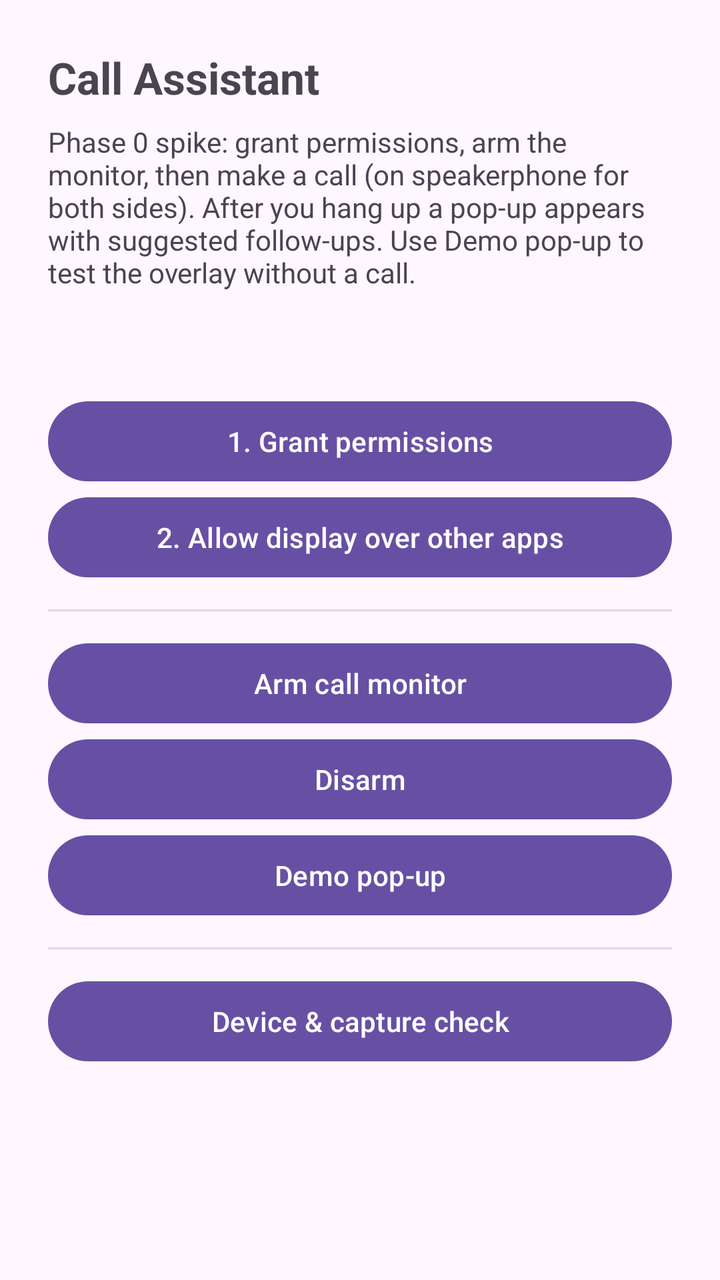
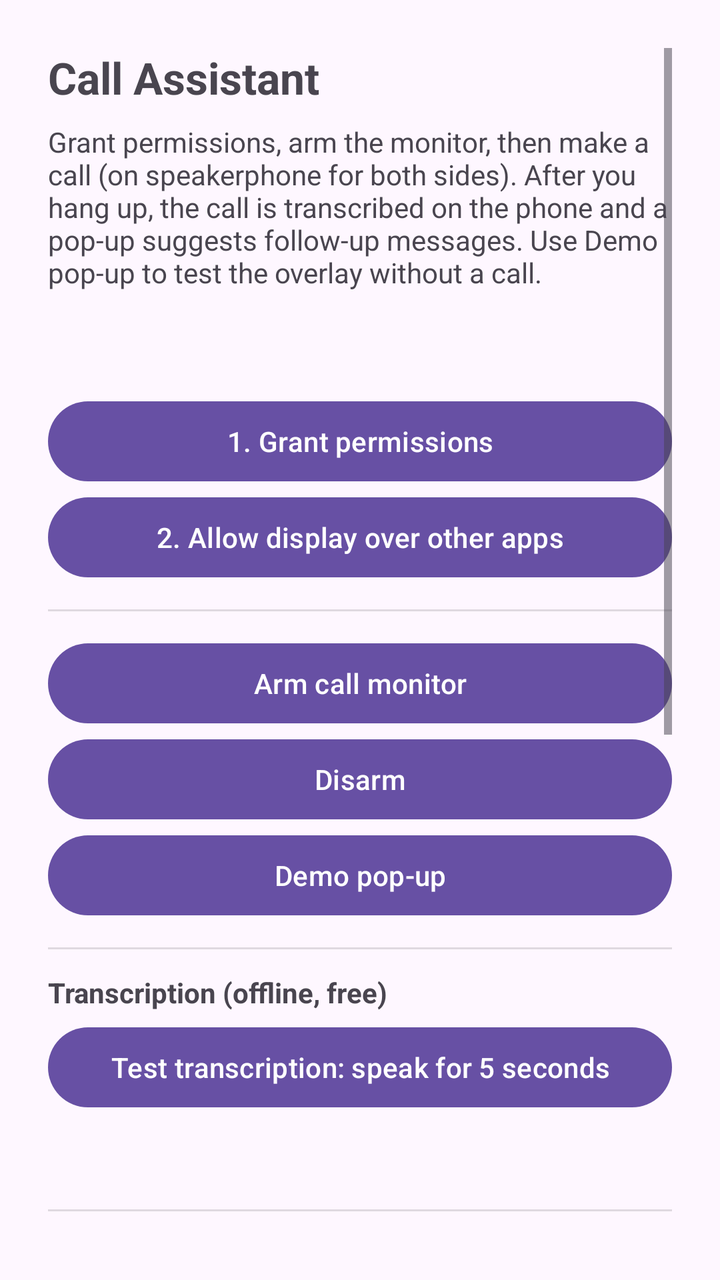

Screens rendered from an Android XML layout before and after an edit, with the pre-edit source and the edit as a unified diff.
<!-- AndroidManifest.xml: application theme Theme.CallAssistant -->
<!-- res/layout/activity_main.xml -->
<?xml version="1.0" encoding="utf-8"?>
<ScrollView xmlns:android="http://schemas.android.com/apk/res/android"
    android:layout_width="match_parent"
    android:layout_height="match_parent"
    android:padding="24dp">

    <LinearLayout
        android:layout_width="match_parent"
        android:layout_height="wrap_content"
        android:orientation="vertical">

        <TextView
            android:layout_width="match_parent"
            android:layout_height="wrap_content"
            android:text="@string/app_name"
            android:textSize="22sp"
            android:textStyle="bold"
            android:paddingBottom="8dp" />

        <TextView
            android:layout_width="match_parent"
            android:layout_height="wrap_content"
            android:text="@string/spike_blurb"
            android:paddingBottom="16dp" />

        <TextView
            android:id="@+id/statusText"
            android:layout_width="match_parent"
            android:layout_height="wrap_content"
            android:textStyle="bold"
            android:paddingBottom="16dp" />

        <Button
            android:id="@+id/grantButton"
            android:layout_width="match_parent"
            android:layout_height="wrap_content"
            android:text="@string/grant_perms" />

        <Button
            android:id="@+id/overlayButton"
            android:layout_width="match_parent"
            android:layout_height="wrap_content"
            android:text="@string/allow_overlay" />

        <View
            android:layout_width="match_parent"
            android:layout_height="1dp"
            android:layout_marginVertical="12dp"
            android:background="?android:attr/listDivider" />

        <Button
            android:id="@+id/armButton"
            android:layout_width="match_parent"
            android:layout_height="wrap_content"
            android:text="@string/arm" />

        <Button
            android:id="@+id/disarmButton"
            android:layout_width="match_parent"
            android:layout_height="wrap_content"
            android:text="@string/disarm" />

        <Button
            android:id="@+id/demoButton"
            android:layout_width="match_parent"
            android:layout_height="wrap_content"
            android:text="@string/demo_popup" />

        <View
            android:layout_width="match_parent"
            android:layout_height="1dp"
            android:layout_marginVertical="12dp"
            android:background="?android:attr/listDivider" />

        <Button
            android:id="@+id/probeButton"
            android:layout_width="match_parent"
            android:layout_height="wrap_content"
            android:text="@string/device_check" />

        <TextView
            android:id="@+id/probeText"
            android:layout_width="match_parent"
            android:layout_height="wrap_content"
            android:fontFamily="monospace"
            android:textSize="12sp"
            android:paddingTop="8dp"
            android:textIsSelectable="true" />
    </LinearLayout>
</ScrollView>
<!-- resources referenced by this layout -->
<resources>
  <string name="allow_overlay">2. Allow display over other apps</string>
  <string name="app_name">Call Assistant</string>
  <string name="arm">Arm call monitor</string>
  <string name="demo_popup">Demo pop-up</string>
  <string name="device_check">Device &amp; capture check</string>
  <string name="disarm">Disarm</string>
  <string name="grant_perms">1. Grant permissions</string>
  <string name="spike_blurb">Phase 0 spike: grant permissions, arm the monitor, then make a call (on speakerphone for both sides). After you hang up a pop-up appears with suggested follow-ups. Use Demo pop-up to test the overlay without a call.</string>
  <style name="Theme.CallAssistant" parent="Theme.Material3.DayNight" />
</resources>

<!-- the commit's change to res/layout/activity_main.xml (unified diff, before → after) -->
@@ -72,6 +72,100 @@
             android:layout_marginVertical="12dp"
             android:background="?android:attr/listDivider" />
 
+        <TextView
+            android:layout_width="match_parent"
+            android:layout_height="wrap_content"
+            android:text="@string/transcription_header"
+            android:textStyle="bold"
+            android:paddingBottom="4dp" />
+
+        <Button
+            android:id="@+id/testTranscribeButton"
+            android:layout_width="match_parent"
+            android:layout_height="wrap_content"
+            android:text="@string/test_transcribe" />
+
+        <TextView
+            android:id="@+id/transcribeText"
+            android:layout_width="match_parent"
+            android:layout_height="wrap_content"
+            android:paddingVertical="8dp"
+            android:textIsSelectable="true" />
+
+        <View
+            android:layout_width="match_parent"
+            android:layout_height="1dp"
+            android:layout_marginVertical="12dp"
+            android:background="?android:attr/listDivider" />
+
+        <TextView
+            android:layout_width="match_parent"
+            android:layout_height="wrap_content"
+            android:text="@string/drafts_header"
+            android:textStyle="bold"
+            android:paddingBottom="4dp" />
+
+        <TextView
+            android:layout_width="match_parent"
+            android:layout_height="wrap_content"
+            android:text="@string/drafts_blurb"
+            android:textSize="13sp"
+            android:paddingBottom="8dp" />
+
+        <Spinner
+            android:id="@+id/providerSpinner"
+            android:layout_width="match_parent"
+            android:layout_height="wrap_content" />
+
+        <EditText
+            android:id="@+id/apiKeyInput"
+            android:layout_width="match_parent"
+            android:layout_height="wrap_content"
+            android:hint="@string/api_key_hint"
+            android:inputType="textPassword"
+            android:importantForAutofill="no" />
+
+        <EditText
+            android:id="@+id/modelInput"
+            android:layout_width="match_parent"
+            android:layout_height="wrap_content"
+            android:hint="@string/model_hint"
+            android:inputType="text"
+            android:importantForAutofill="no" />
+
+        <EditText
+            android:id="@+id/urlInput"
+            android:layout_width="match_parent"
+            android:layout_height="wrap_content"
+            android:hint="@string/url_hint"
+            android:inputType="textUri"
+            android:importantForAutofill="no" />
+
+        <Button
+            android:id="@+id/getKeyButton"
+            android:layout_width="match_parent"
+            android:layout_height="wrap_content"
+            android:text="@string/get_key" />
+
+        <Button
+            android:id="@+id/saveDraftsButton"
+            android:layout_width="match_parent"
+            android:layout_height="wrap_content"
+            android:text="@string/save_test_drafts" />
+
+        <TextView
+            android:id="@+id/draftsTestText"
+            android:layout_width="match_parent"
+            android:layout_height="wrap_content"
+            android:paddingVertical="8dp"
+            android:textIsSelectable="true" />
+
+        <View
+            android:layout_width="match_parent"
+            android:layout_height="1dp"
+            android:layout_marginVertical="12dp"
+            android:background="?android:attr/listDivider" />
+
         <Button
             android:id="@+id/probeButton"
             android:layout_width="match_parent"
<!-- resource entries referenced after the edit -->
@@ -1,13 +1,22 @@
 <!-- resources referenced by this layout -->
 <resources>
   <string name="allow_overlay">2. Allow display over other apps</string>
+  <string name="api_key_hint">API key (free)</string>
   <string name="app_name">Call Assistant</string>
   <string name="arm">Arm call monitor</string>
   <string name="demo_popup">Demo pop-up</string>
   <string name="device_check">Device &amp; capture check</string>
   <string name="disarm">Disarm</string>
+  <string name="drafts_blurb">Offline works with no setup. For smarter drafts pick a free provider and paste a free key. Groq is recommended: free, fast, and it says it doesn\'t train on API data. Cloud providers receive the transcript text (never the audio).</string>
+  <string name="drafts_header">Follow-up drafts</string>
+  <string name="get_key">Get a free key for this provider</string>
   <string name="grant_perms">1. Grant permissions</string>
-  <string name="spike_blurb">Phase 0 spike: grant permissions, arm the monitor, then make a call (on speakerphone for both sides). After you hang up a pop-up appears with suggested follow-ups. Use Demo pop-up to test the overlay without a call.</string>
+  <string name="model_hint">Model (leave blank for default)</string>
+  <string name="save_test_drafts">Save and test drafts</string>
+  <string name="spike_blurb">Grant permissions, arm the monitor, then make a call (on speakerphone for both sides). After you hang up, the call is transcribed on the phone and a pop-up suggests follow-up messages. Use Demo pop-up to test the overlay without a call.</string>
+  <string name="test_transcribe">Test transcription: speak for 5 seconds</string>
+  <string name="transcription_header">Transcription (offline, free)</string>
+  <string name="url_hint">Custom endpoint URL (…/chat/completions)</string>
   <style name="Theme.CallAssistant" parent="Theme.Material3.DayNight" />
 </resources>
 
